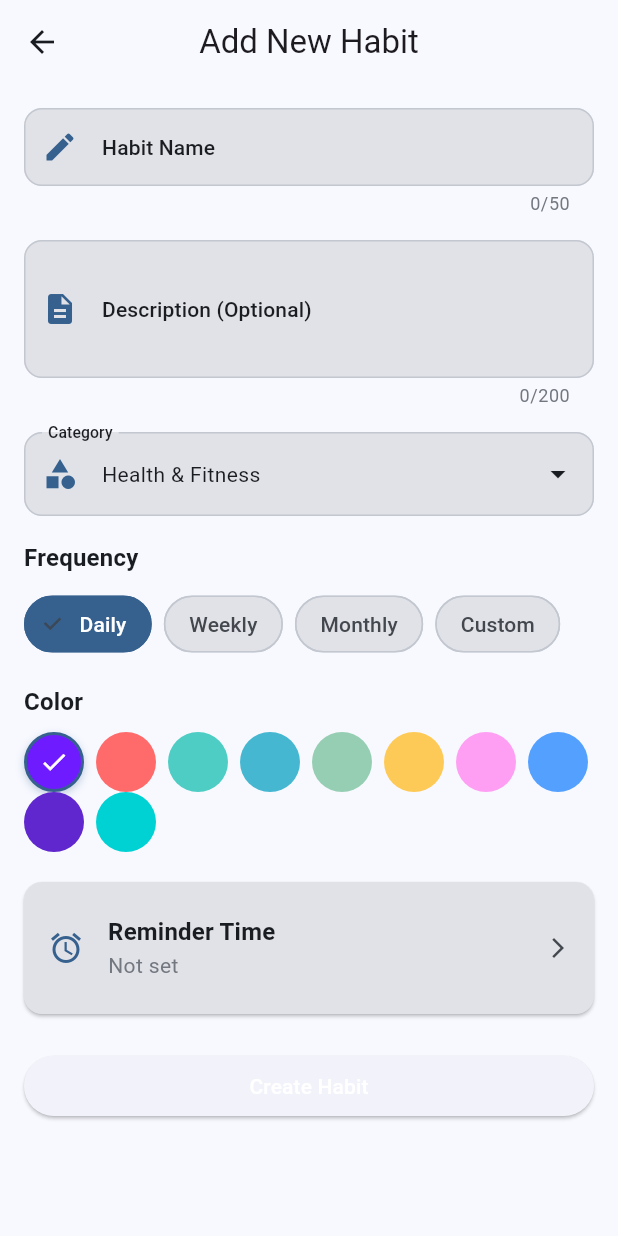
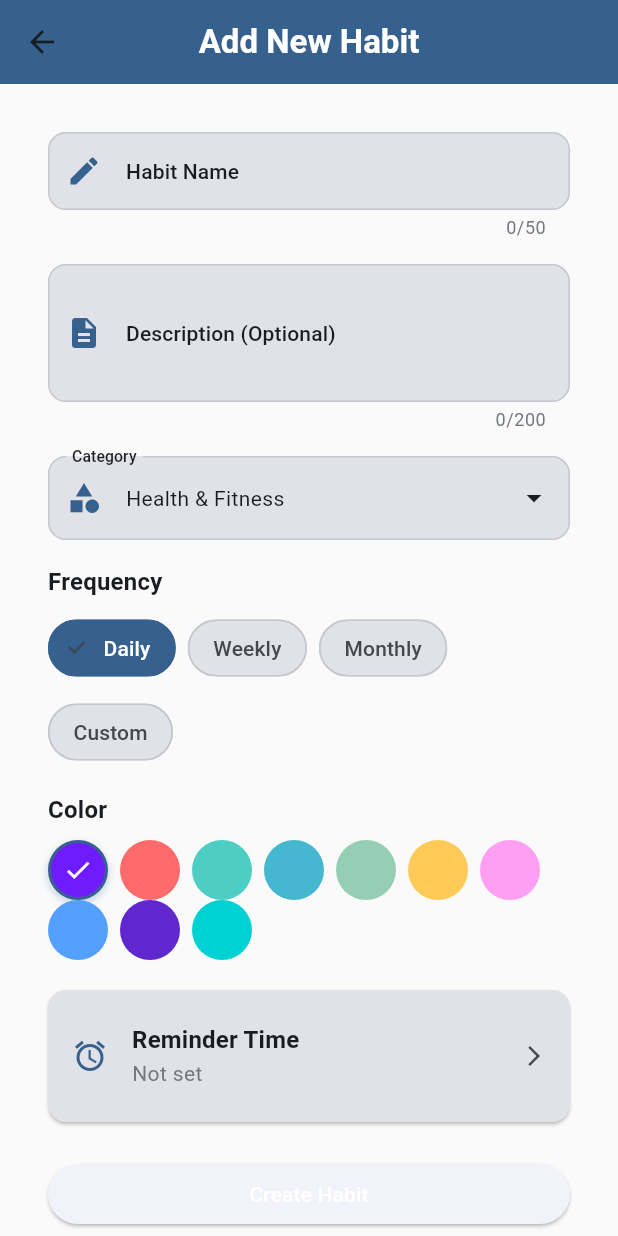
Before and after one commit to Anjanikumar98/Habit-Tracker, a Flutter app: the HomeScreen screen opened directly, after a tap on "Add Habit", on a phone screen of 412 x 824 dp. Run offline on Flutter 3.47's test engine with Material 3 defaults, Android fonts, the phone set to English and light mode, and no system bars; our stand-ins replace file_picker, fl_chart, flutter_local_notifications, shared_preferences, sqflite, table_calendar and 1 more; accounts and stored records are empty; network calls fail.

Commit message:
working on UI

```diff
--- a/lib/screens/add_habits/add_habit_screen.dart
+++ b/lib/screens/add_habits/add_habit_screen.dart
@@ -8,8 +8,16 @@ class AddHabitScreen extends StatelessWidget {
   @override
   Widget build(BuildContext context) {
     return Scaffold(
-      appBar: const CustomAppBar(title: 'Add New Habit'),
-      body: const HabitForm(),
+      appBar: const CustomAppBar(
+        title: 'Add New Habit',
+      ),
+      body: const SafeArea(
+        child: SingleChildScrollView(
+          padding: EdgeInsets.all(16.0), // Better spacing for small screens
+          child: HabitForm(),
+        ),
+      ),
+      backgroundColor: Colors.grey[50],
     );
   }
 }
--- a/lib/screens/add_habits/widgets/frequency_selector.dart
+++ b/lib/screens/add_habits/widgets/frequency_selector.dart
@@ -3,7 +3,7 @@ import '../../../utlis/constants.dart';
 
 class FrequencySelector extends StatelessWidget {
   final String selectedFrequency;
-  final Function(String) onFrequencyChanged;
+  final ValueChanged<String> onFrequencyChanged;
 
   const FrequencySelector({
     super.key,
@@ -30,11 +30,33 @@ class FrequencySelector extends StatelessWidget {
         const SizedBox(height: 8),
         Wrap(
           spacing: 8,
+          runSpacing: 8,
           children:
               Constants.frequencies.map((frequency) {
                 final isSelected = selectedFrequency == frequency;
+                return _buildFrequencyChip(
+                  frequency: frequency,
+                  isSelected: isSelected,
+                  onTap: () => onFrequencyChanged(frequency),
+                  colorScheme: colorScheme,
+                  textTheme: textTheme,
+                );
+              }).toList(),
+        ),
+      ],
+    );
+  }
 
-                return ChoiceChip(
+  Widget _buildFrequencyChip({
+    required String frequency,
+    required bool isSelected,
+    required VoidCallback onTap,
+    required ColorScheme colorScheme,
+    required TextTheme textTheme,
+  }) {
+    return Tooltip(
+      message: 'Set habit frequency to "$frequency"',
+      child: ChoiceChip(
         label: Text(
           frequency,
           style: textTheme.labelLarge?.copyWith(
@@ -45,26 +67,17 @@ class FrequencySelector extends StatelessWidget {
           ),
         ),
         selected: isSelected,
-                  onSelected: (selected) {
-                    if (selected) {
-                      onFrequencyChanged(frequency);
-                    }
-                  },
+        onSelected: (_) => onTap(),
         selectedColor: colorScheme.primary,
         backgroundColor: colorScheme.surfaceContainerHighest,
         shape: RoundedRectangleBorder(
           borderRadius: BorderRadius.circular(20),
           side: BorderSide(
             color:
-                          isSelected
-                              ? colorScheme.primary
-                              : colorScheme.outlineVariant,
+                isSelected ? colorScheme.primary : colorScheme.outlineVariant,
+          ),
         ),
       ),
     );
-              }).toList(),
-        ),
-      ],
-    );
   }
 }
--- a/lib/widgets/custom_app_bar.dart
+++ b/lib/widgets/custom_app_bar.dart
@@ -18,21 +18,24 @@ class CustomAppBar extends StatelessWidget implements PreferredSizeWidget {
 
   @override
   Widget build(BuildContext context) {
-    final appBarTheme = Theme.of(context).appBarTheme;
+    final theme = Theme.of(context);
+    final appBarTheme = theme.appBarTheme;
 
     return AppBar(
       title: Text(
         title,
-        style: Theme.of(
-          context,
-        ).textTheme.titleLarge?.copyWith(color: appBarTheme.foregroundColor),
+        style: theme.textTheme.titleLarge?.copyWith(
+          color: appBarTheme.foregroundColor ?? theme.colorScheme.onPrimary,
+          fontWeight: FontWeight.w600,
+        ),
       ),
       leading: showBackButton ? const BackButton() : leading,
       actions: actions,
       centerTitle: true,
       bottom: bottom,
       elevation: appBarTheme.elevation ?? 0,
-      backgroundColor: appBarTheme.backgroundColor,
+      shadowColor: appBarTheme.shadowColor ?? Colors.black.withOpacity(0.15),
+      backgroundColor: appBarTheme.backgroundColor ?? theme.colorScheme.primary,
     );
   }
 
--- a/lib/widgets/empty_state.dart
+++ b/lib/widgets/empty_state.dart
@@ -22,36 +22,58 @@ class EmptyState extends StatelessWidget {
     final colorScheme = theme.colorScheme;
     final textTheme = theme.textTheme;
 
-    return Center(
+    return Padding(
+      padding: const EdgeInsets.symmetric(horizontal: 24),
+      child: Center(
+        child: AnimatedOpacity(
+          opacity: 1,
+          duration: const Duration(milliseconds: 300),
           child: Column(
             mainAxisAlignment: MainAxisAlignment.center,
             children: [
-          Icon(icon, size: 80, color: colorScheme.onSurface.withOpacity(0.3)),
-          const SizedBox(height: 16),
+              Icon(
+                icon,
+                size: 80,
+                color: colorScheme.onSurface.withOpacity(0.25),
+              ),
+              const SizedBox(height: 20),
               Text(
                 title,
                 style: textTheme.titleMedium?.copyWith(
-              color: colorScheme.onSurface.withOpacity(0.7),
+                  color: colorScheme.onSurface.withOpacity(0.85),
                   fontWeight: FontWeight.w600,
                 ),
+                textAlign: TextAlign.center,
               ),
-          const SizedBox(height: 8),
+              const SizedBox(height: 10),
               Text(
                 subtitle,
                 style: textTheme.bodyMedium?.copyWith(
-              color: colorScheme.onSurface.withOpacity(0.6),
+                  color: colorScheme.onSurface.withOpacity(0.65),
                 ),
                 textAlign: TextAlign.center,
               ),
               if (onActionPressed != null) ...[
-            const SizedBox(height: 24),
+                const SizedBox(height: 28),
                 ElevatedButton(
                   onPressed: onActionPressed,
+                  style: ElevatedButton.styleFrom(
+                    padding: const EdgeInsets.symmetric(
+                      horizontal: 20,
+                      vertical: 12,
+                    ),
+                    textStyle: const TextStyle(
+                      fontSize: 15,
+                      fontWeight: FontWeight.w600,
+                    ),
+                  ),
                   child: Text(actionText ?? 'Get Started'),
                 ),
               ],
             ],
           ),
+        ),
+      ),
     );
   }
 }
--- a/lib/widgets/profile_avatar.dart
+++ b/lib/widgets/profile_avatar.dart
@@ -16,8 +16,7 @@ class ProfileAvatar extends StatelessWidget {
 
   @override
   Widget build(BuildContext context) {
-    final theme = Theme.of(context);
-    final colorScheme = theme.colorScheme;
+    final colorScheme = Theme.of(context).colorScheme;
 
     return GestureDetector(
       onTap: onTap,
@@ -33,38 +32,46 @@ class ProfileAvatar extends StatelessWidget {
           ),
           boxShadow: [
             BoxShadow(
-              color: colorScheme.primary.withOpacity(0.3),
-              blurRadius: 10,
-              offset: const Offset(0, 5),
+              color: colorScheme.primary.withOpacity(0.25),
+              blurRadius: 8,
+              offset: const Offset(0, 4),
             ),
           ],
         ),
-        child:
-            (imageUrl != null && imageUrl!.isNotEmpty)
-                ? ClipRRect(
-                  borderRadius: BorderRadius.circular(size / 2),
-                  child: Image.network(
-                    imageUrl!,
-                    width: size,
-                    height: size,
-                    fit: BoxFit.cover,
-                    errorBuilder: (context, error, stackTrace) {
-                      return _buildInitialsWidget(context);
-                    },
-                  ),
-                )
-                : _buildInitialsWidget(context),
+        clipBehavior: Clip.antiAlias, // Ensures image stays circular
+        child: _buildAvatarContent(context),
       ),
     );
   }
 
-  Widget _buildInitialsWidget(BuildContext context) {
+  Widget _buildAvatarContent(BuildContext context) {
+    if (imageUrl != null && imageUrl!.isNotEmpty) {
+      return Image.network(
+        imageUrl!,
+        width: size,
+        height: size,
+        fit: BoxFit.cover,
+        loadingBuilder: (context, child, loadingProgress) {
+          if (loadingProgress != null) {
+            return _buildInitialsWidget(); // Placeholder while loading
+          }
+          return child;
+        },
+        errorBuilder: (context, error, stackTrace) {
+          return _buildInitialsWidget();
+        },
+      );
+    }
+    return _buildInitialsWidget();
+  }
+
+  Widget _buildInitialsWidget() {
     return Center(
       child: Text(
-        initials,
+        initials.toUpperCase(),
         style: TextStyle(
           fontSize: size * 0.35,
-          fontWeight: FontWeight.bold,
+          fontWeight: FontWeight.w600,
           color: Colors.white,
         ),
       ),
```
Also changed, not shown: lib/widgets/completion_button.dart (+24 -19 lines), lib/widgets/custom_button.dart (+18 -4 lines), lib/widgets/habit_progress_indicator.dart (+13 -3 lines), lib/widgets/stat_card.dart (+17 -9 lines), lib/widgets/streak_badge.dart (+30 -10 lines). Lines whose indentation alone changed are shown as unchanged.
